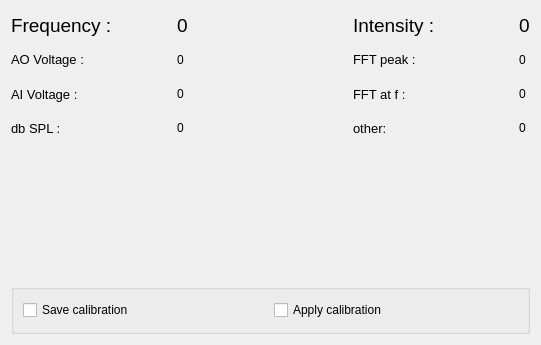
The window that spikeylab/calibration/calibration_widget.ui (portfors-lab/sparkle) describes before a commit, drawn with Qt 5.
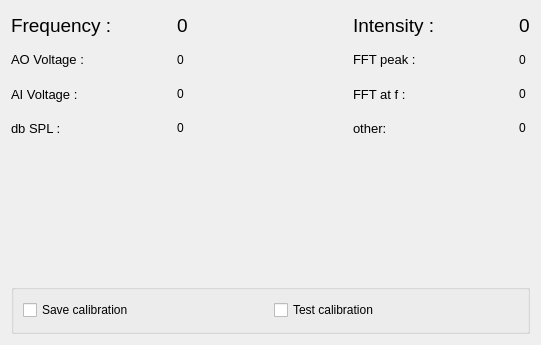
The same window after the commit. Custom widgets are drawn as their Qt base class.

Commit message: emit stim changed and response signals in immediate sequence. Calibration saving responsive to UI choices

Diff of the .ui file:
```diff
--- a/spikeylab/calibration/calibration_widget.ui
+++ b/spikeylab/calibration/calibration_widget.ui
@@ -241,7 +241,7 @@
       <item>
        <widget class="QCheckBox" name="applycal_ckbx">
         <property name="text">
-         <string>Apply calibration</string>
+         <string>Test calibration</string>
         </property>
        </widget>
       </item>
```
Left out of the diff: 39 changed lines with no effect on the pictures. The commit also changes 9 other files.
